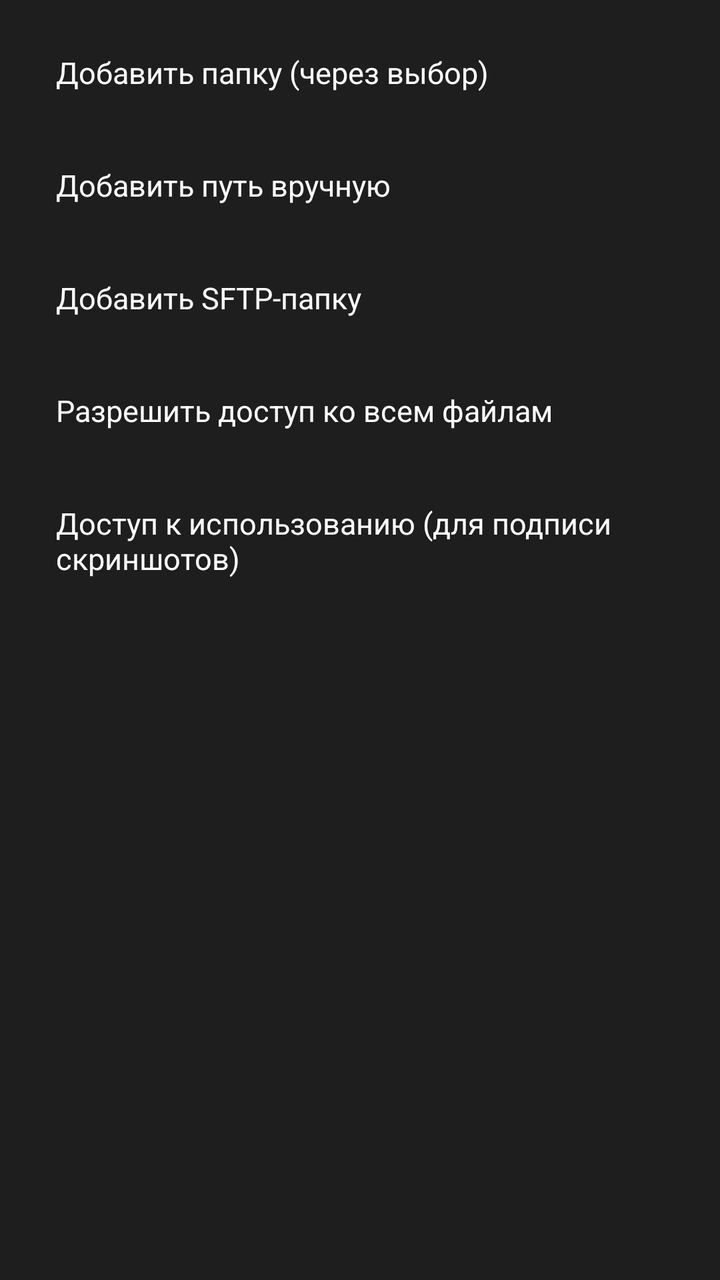
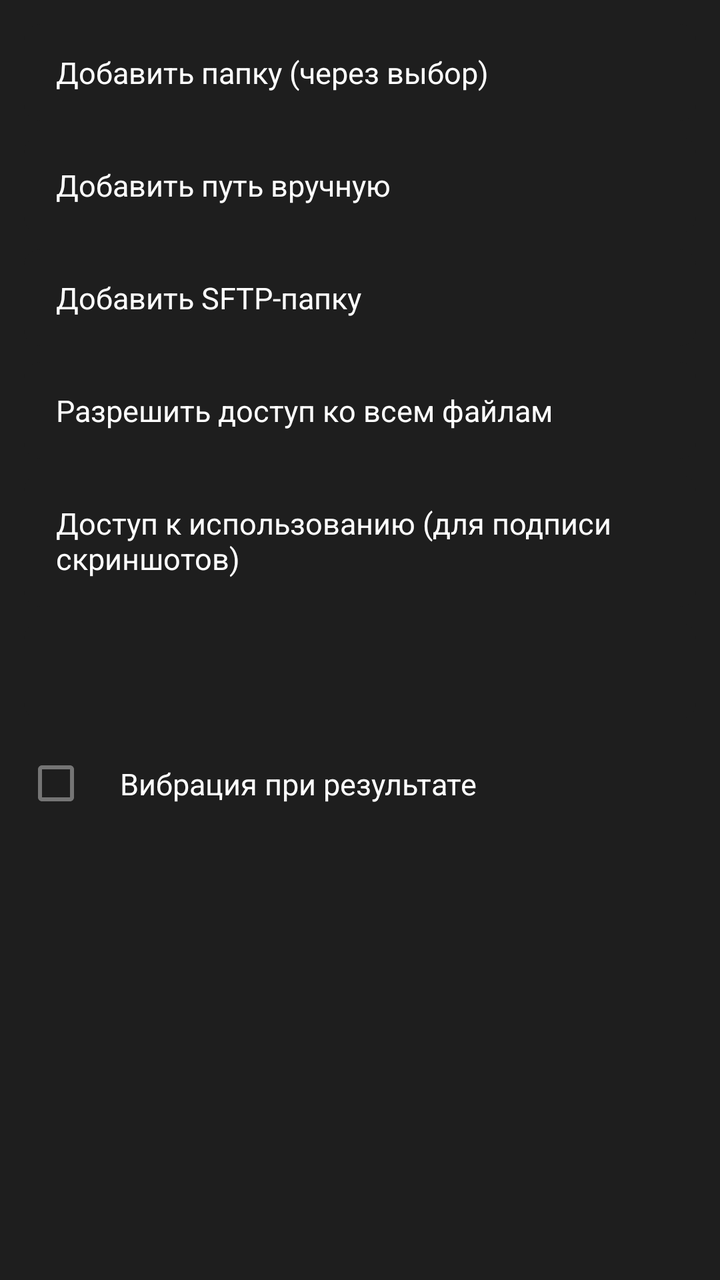

Two renders of the same Android screen: before a commit and after it. Below are the layout's source before the change and the commit's diff.
<!-- AndroidManifest.xml: application theme Theme.ShareCopy -->
<!-- res/layout/dialog_menu_actions.xml -->
<?xml version="1.0" encoding="utf-8"?>
<LinearLayout xmlns:android="http://schemas.android.com/apk/res/android"
    android:layout_width="300dp"
    android:layout_height="wrap_content"
    android:orientation="vertical"
    android:background="@color/surface"
    android:padding="8dp">

    <TextView
        android:id="@+id/menuItemAddSaf"
        android:layout_width="match_parent"
        android:layout_height="wrap_content"
        android:background="@drawable/focusable_row_bg"
        android:paddingHorizontal="16dp"
        android:paddingVertical="14dp"
        android:layout_margin="4dp"
        android:focusable="true"
        android:clickable="true"
        android:text="@string/btn_add_saf"
        android:textColor="@color/text_primary"
        android:textSize="15sp" />

    <TextView
        android:id="@+id/menuItemAddManual"
        android:layout_width="match_parent"
        android:layout_height="wrap_content"
        android:background="@drawable/focusable_row_bg"
        android:paddingHorizontal="16dp"
        android:paddingVertical="14dp"
        android:layout_margin="4dp"
        android:focusable="true"
        android:clickable="true"
        android:text="@string/btn_add_manual"
        android:textColor="@color/text_primary"
        android:textSize="15sp" />

    <TextView
        android:id="@+id/menuItemAddSftp"
        android:layout_width="match_parent"
        android:layout_height="wrap_content"
        android:background="@drawable/focusable_row_bg"
        android:paddingHorizontal="16dp"
        android:paddingVertical="14dp"
        android:layout_margin="4dp"
        android:focusable="true"
        android:clickable="true"
        android:text="@string/btn_add_sftp"
        android:textColor="@color/text_primary"
        android:textSize="15sp" />

    <TextView
        android:id="@+id/menuItemAllFilesAccess"
        android:layout_width="match_parent"
        android:layout_height="wrap_content"
        android:background="@drawable/focusable_row_bg"
        android:paddingHorizontal="16dp"
        android:paddingVertical="14dp"
        android:layout_margin="4dp"
        android:focusable="true"
        android:clickable="true"
        android:text="@string/btn_all_files_access"
        android:textColor="@color/text_primary"
        android:textSize="15sp" />

    <TextView
        android:id="@+id/menuItemUsageAccess"
        android:layout_width="match_parent"
        android:layout_height="wrap_content"
        android:background="@drawable/focusable_row_bg"
        android:paddingHorizontal="16dp"
        android:paddingVertical="14dp"
        android:layout_margin="4dp"
        android:focusable="true"
        android:clickable="true"
        android:text="@string/btn_usage_access"
        android:textColor="@color/text_primary"
        android:textSize="15sp" />

</LinearLayout>
<!-- resources referenced by this layout -->
<resources>
  <color name="surface">#1E1E1E</color>
  <color name="text_primary">#FFFFFF</color>
  <!-- drawable focusable_row_bg (drawable) -->
  <?xml version="1.0" encoding="utf-8"?>
  <selector xmlns:android="http://schemas.android.com/apk/res/android">
      <item android:state_focused="true">
          <shape android:shape="rectangle">
              <solid android:color="@color/focus_highlight" />
              <corners android:radius="8dp" />
          </shape>
      </item>
      <item android:state_pressed="true">
          <shape android:shape="rectangle">
              <solid android:color="@color/focus_highlight" />
              <corners android:radius="8dp" />
          </shape>
      </item>
      <item>
          <shape android:shape="rectangle">
              <solid android:color="@color/surface" />
              <corners android:radius="8dp" />
          </shape>
      </item>
  </selector>
  <string name="btn_add_manual">Добавить путь вручную</string>
  <string name="btn_add_saf">Добавить папку (через выбор)</string>
  <string name="btn_add_sftp">Добавить SFTP-папку</string>
  <string name="btn_all_files_access">Разрешить доступ ко всем файлам</string>
  <string name="btn_usage_access">Доступ к использованию (для подписи скриншотов)</string>
  <style name="Theme.ShareCopy" parent="Theme.MaterialComponents.DayNight.NoActionBar">
          <item name="colorPrimary">@color/accent</item>
          <item name="colorPrimaryDark">@color/bg</item>
          <item name="colorAccent">@color/accent</item>
          <item name="android:windowBackground">@color/bg</item>
      </style>
  <color name="focus_highlight">#2E7D32</color>
  <color name="accent">#4CAF50</color>
  <color name="bg">#121212</color>
</resources>

<!-- the commit's change to res/layout/dialog_menu_actions.xml (unified diff, before → after) -->
@@ -76,4 +76,29 @@
         android:textColor="@color/text_primary"
         android:textSize="15sp" />
 
+    <TextView
+        android:id="@+id/menuItemPickFileManager"
+        android:layout_width="match_parent"
+        android:layout_height="wrap_content"
+        android:background="@drawable/focusable_row_bg"
+        android:paddingHorizontal="16dp"
+        android:paddingVertical="14dp"
+        android:layout_margin="4dp"
+        android:focusable="true"
+        android:clickable="true"
+        android:textColor="@color/text_primary"
+        android:textSize="15sp" />
+
+    <CheckBox
+        android:id="@+id/menuCheckVibration"
+        android:layout_width="match_parent"
+        android:layout_height="wrap_content"
+        android:paddingHorizontal="16dp"
+        android:paddingVertical="14dp"
+        android:layout_margin="4dp"
+        android:focusable="true"
+        android:text="@string/menu_toggle_vibration"
+        android:textColor="@color/text_primary"
+        android:textSize="15sp" />
+
 </LinearLayout>
<!-- resource entries referenced after the edit -->
@@ -29,6 +29,7 @@
   <string name="btn_add_sftp">Добавить SFTP-папку</string>
   <string name="btn_all_files_access">Разрешить доступ ко всем файлам</string>
   <string name="btn_usage_access">Доступ к использованию (для подписи скриншотов)</string>
+  <string name="menu_toggle_vibration">Вибрация при результате</string>
   <style name="Theme.ShareCopy" parent="Theme.MaterialComponents.DayNight.NoActionBar">
           <item name="colorPrimary">@color/accent</item>
           <item name="colorPrimaryDark">@color/bg</item>
